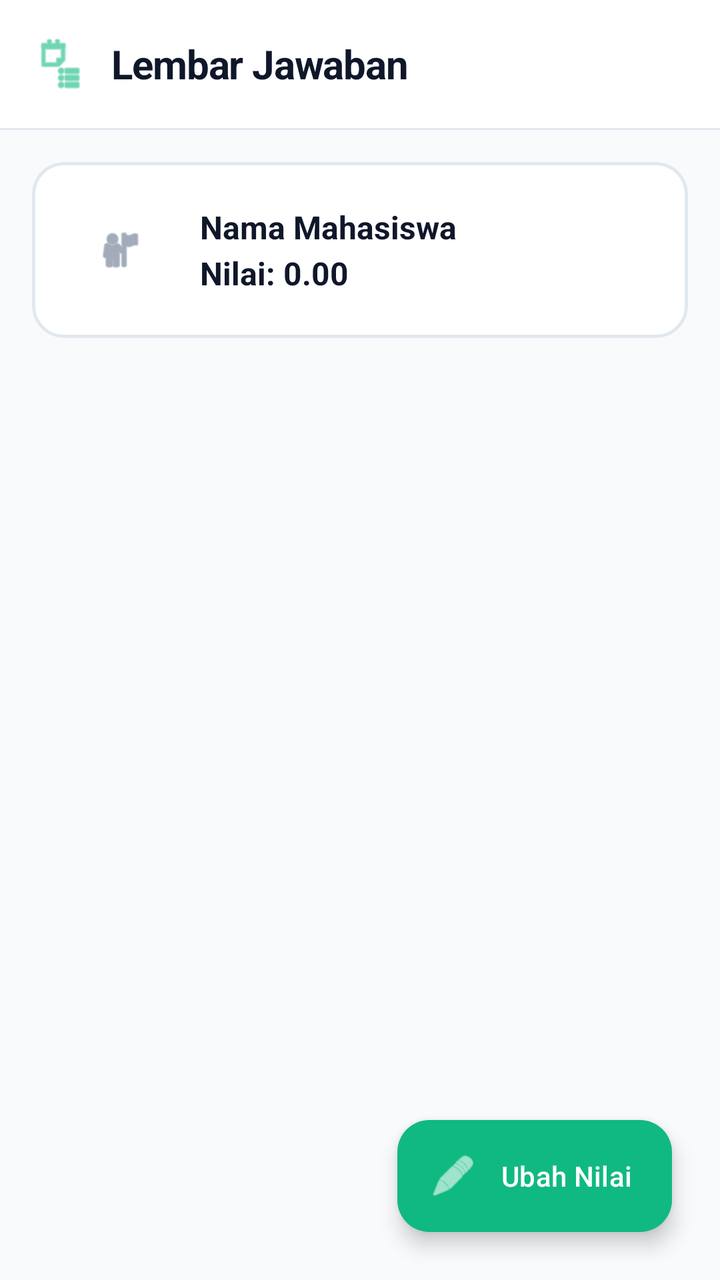
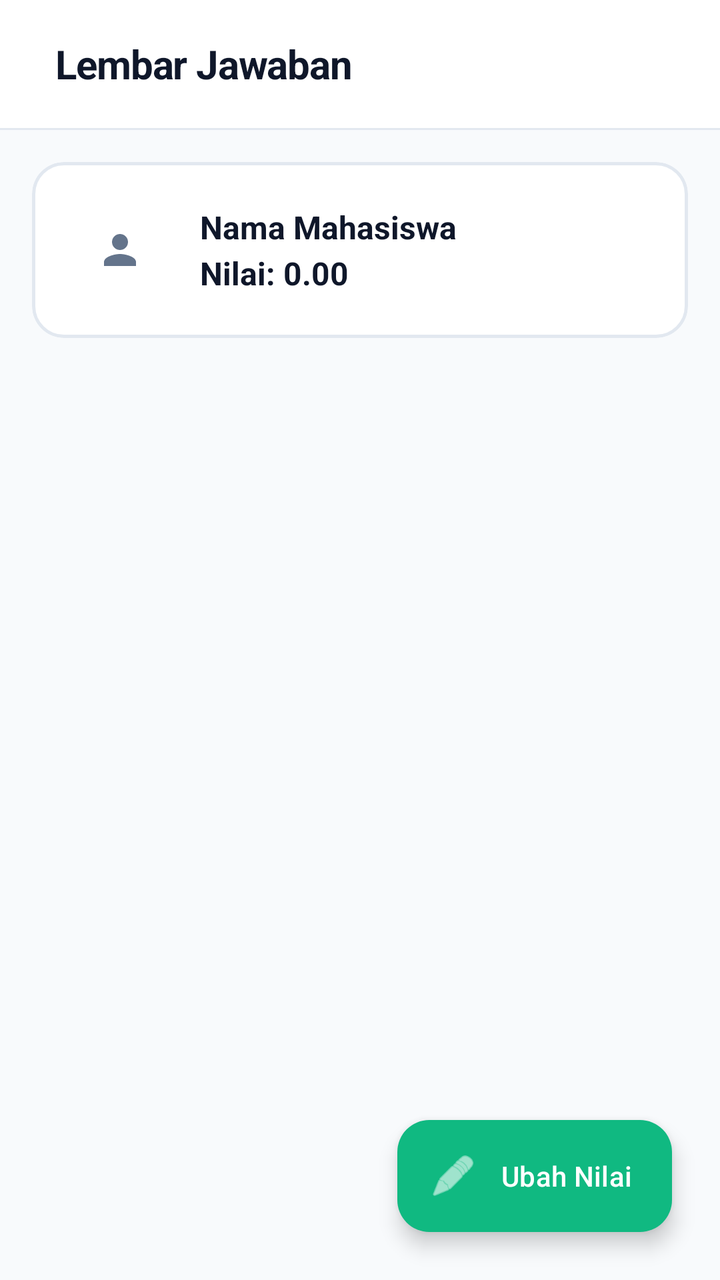

An Android layout rendered at two revisions. The XML below is the earlier revision; the diff shows what the commit changed to produce the second picture.
<!-- AndroidManifest.xml: application theme Theme.IFUnjaniExam -->
<!-- res/layout/activity_student_answer_sheet.xml -->
<?xml version="1.0" encoding="utf-8"?>
<androidx.constraintlayout.widget.ConstraintLayout xmlns:android="http://schemas.android.com/apk/res/android"
    xmlns:app="http://schemas.android.com/apk/res-auto"
    android:layout_width="match_parent"
    android:layout_height="match_parent"
    android:background="#F8FAFC"> 

    
    <com.google.android.material.appbar.AppBarLayout
        android:id="@+id/appBarLayout"
        android:layout_width="match_parent"
        android:layout_height="wrap_content"
        app:elevation="0dp"
        android:background="#FFFFFF"
        app:layout_constraintTop_toTopOf="parent">

        <LinearLayout
            android:layout_width="match_parent"
            android:layout_height="?attr/actionBarSize"
            android:orientation="horizontal"
            android:gravity="center_vertical"
            android:paddingHorizontal="16dp">

            <ImageView
                android:layout_width="28dp"
                android:layout_height="28dp"
                android:src="@android:drawable/ic_menu_agenda"
                app:tint="#10B981" />

            <TextView
                android:layout_width="wrap_content"
                android:layout_height="wrap_content"
                android:text="Lembar Jawaban"
                android:textSize="20sp"
                android:textStyle="bold"
                android:textColor="#0F172A"
                android:layout_marginStart="12dp"
                android:letterSpacing="-0.02" />
        </LinearLayout>

        <View
            android:layout_width="match_parent"
            android:layout_height="1dp"
            android:background="#E2E8F0" />
    </com.google.android.material.appbar.AppBarLayout>

    
    <com.google.android.material.card.MaterialCardView
        android:id="@+id/cvHeader"
        android:layout_width="match_parent"
        android:layout_height="wrap_content"
        android:layout_margin="16dp"
        app:cardBackgroundColor="#FFFFFF"
        app:cardCornerRadius="16dp"
        app:cardElevation="0dp"
        app:strokeColor="#E2E8F0"
        app:strokeWidth="1.5dp"
        app:layout_constraintTop_toBottomOf="@id/appBarLayout">

        <LinearLayout
            android:layout_width="match_parent"
            android:layout_height="wrap_content"
            android:orientation="horizontal"
            android:padding="20dp"
            android:gravity="center_vertical">

            <ImageView
                android:layout_width="48dp"
                android:layout_height="48dp"
                android:src="@android:drawable/ic_menu_myplaces"
                android:background="@drawable/bg_circle"
                android:padding="12dp"
                app:tint="#64748B" />

            <TextView
                android:id="@+id/tvStudentName"
                android:layout_width="0dp"
                android:layout_weight="1"
                android:layout_height="wrap_content"
                android:layout_marginStart="16dp"
                android:text="Nama Mahasiswa\nNilai: 0.00"
                android:textSize="16sp"
                android:textColor="#0F172A"
                android:textStyle="bold"
                android:lineSpacingExtra="4dp" />
        </LinearLayout>
    </com.google.android.material.card.MaterialCardView>

    <androidx.recyclerview.widget.RecyclerView
        android:id="@+id/rvAnswers"
        android:layout_width="match_parent"
        android:layout_height="0dp"
        android:paddingTop="8dp"
        android:paddingBottom="100dp"
        android:clipToPadding="false"
        app:layout_constraintTop_toBottomOf="@id/cvHeader"
        app:layout_constraintBottom_toBottomOf="parent" />

    <com.google.android.material.floatingactionbutton.ExtendedFloatingActionButton
        android:id="@+id/fabEditScore"
        android:layout_width="wrap_content"
        android:layout_height="wrap_content"
        android:layout_margin="24dp"
        android:text="Ubah Nilai"
        app:icon="@android:drawable/ic_menu_edit"
        android:textColor="#FFFFFF"
        app:iconTint="#FFFFFF"
        app:backgroundTint="#10B981"
        app:elevation="4dp"
        app:layout_constraintBottom_toBottomOf="parent"
        app:layout_constraintEnd_toEndOf="parent" />

    <ProgressBar
        android:id="@+id/progressBar"
        android:layout_width="wrap_content"
        android:layout_height="wrap_content"
        android:visibility="gone"
        android:indeterminateTint="#10B981"
        app:layout_constraintTop_toTopOf="parent"
        app:layout_constraintBottom_toBottomOf="parent"
        app:layout_constraintStart_toStartOf="parent"
        app:layout_constraintEnd_toEndOf="parent" />

</androidx.constraintlayout.widget.ConstraintLayout>
<!-- resources referenced by this layout -->
<resources>
  <!-- drawable bg_circle (drawable) -->
  <?xml version="1.0" encoding="utf-8"?>
  <shape xmlns:android="http://schemas.android.com/apk/res/android"
      android:shape="oval">
      <solid android:color="#FFFFFF" />
  </shape>
  <style name="Theme.IFUnjaniExam" parent="Base.Theme.IFUnjaniExam" />
  <style name="Base.Theme.IFUnjaniExam" parent="Theme.Material3.DayNight.NoActionBar">
          
          
      </style>
</resources>

<!-- the commit's change to res/layout/activity_student_answer_sheet.xml (unified diff, before → after) -->
@@ -21,11 +21,7 @@
             android:gravity="center_vertical"
             android:paddingHorizontal="16dp">
 
-            <ImageView
-                android:layout_width="28dp"
-                android:layout_height="28dp"
-                android:src="@android:drawable/ic_menu_agenda"
-                app:tint="#10B981" />
+
 
             <TextView
                 android:layout_width="wrap_content"
@@ -67,7 +63,7 @@
             <ImageView
                 android:layout_width="48dp"
                 android:layout_height="48dp"
-                android:src="@android:drawable/ic_menu_myplaces"
+                android:src="@drawable/ic_person"
                 android:background="@drawable/bg_circle"
                 android:padding="12dp"
                 app:tint="#64748B" />
<!-- resource entries referenced after the edit -->
@@ -6,6 +6,17 @@
       android:shape="oval">
       <solid android:color="#FFFFFF" />
   </shape>
+  <!-- drawable ic_person (drawable) -->
+  <vector xmlns:android="http://schemas.android.com/apk/res/android"
+      android:width="24dp"
+      android:height="24dp"
+      android:viewportWidth="24"
+      android:viewportHeight="24"
+      android:tint="#FFFFFF">
+    <path
+        android:fillColor="#FF000000"
+        android:pathData="M12,12c2.21,0 4,-1.79 4,-4s-1.79,-4 -4,-4 -4,1.79 -4,4 1.79,4 4,4zm0,2c-2.67,0 -8,1.34 -8,4v2h16v-2c0,-2.66 -5.33,-4 -8,-4z"/>
+  </vector>
   <style name="Theme.IFUnjaniExam" parent="Base.Theme.IFUnjaniExam" />
   <style name="Base.Theme.IFUnjaniExam" parent="Theme.Material3.DayNight.NoActionBar">
           
